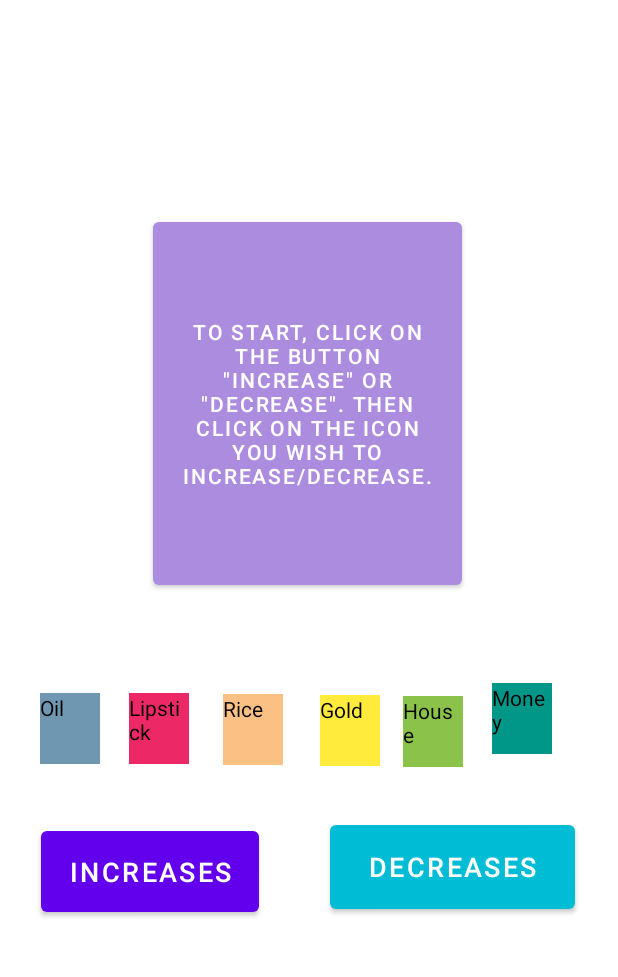
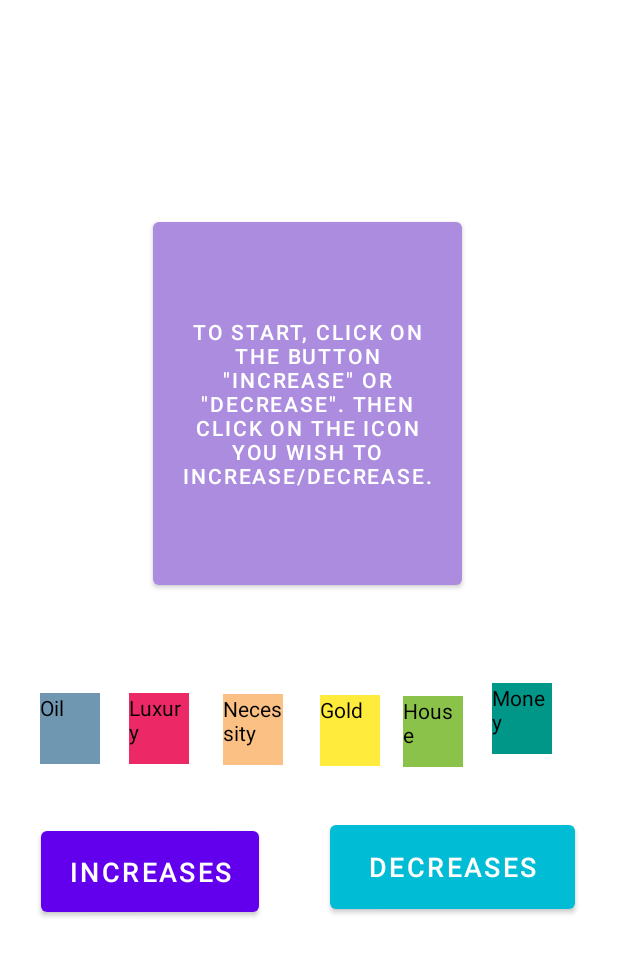
Before and after one commit to KayTi0304/SimulationMarket, an Android app: the screen it shows after launch (MainActivity), after a tap on "INCREASES", on a phone screen of 412 x 824 dp, the part 187-1164 px from its top. Run offline under Robolectric (Android 15) with nearby library versions, the phone set to English and light mode, and no system bars.

Commit message:
Third commit of project. Changed some minor errors.

```diff
--- a/app/src/main/java/com/example/simulationmarket/MainActivity.java
+++ b/app/src/main/java/com/example/simulationmarket/MainActivity.java
@@ -229,7 +229,7 @@ public class MainActivity extends AppCompatActivity {
                     @Override
                     public void onClick(View v) {
 
-                        String temp4 = "When RICE increases, it means economy is decreasing, because even necessities are expensive. " +
+                        String temp4 = "When necessity (rice) increases, it means economy is decreasing, because even necessities are expensive. " +
                                 "Money value decreases, gold value will rise.";
                         despButton1.setText(temp4);
                         despButton1.setVisibility(View.VISIBLE);
@@ -470,7 +470,7 @@ public class MainActivity extends AppCompatActivity {
                     @Override
                     public void onClick(View v) {
 
-                        String temp10 = "When RICE decreases, it means economy is increasing, because necessities are cheaper. " +
+                        String temp10 = "When necessity (rice) decreases, it means economy is increasing, because necessities are cheaper. " +
                                 "Money value increases, gold value will drop.";
                         despButton1.setText(temp10);
                         despButton1.setVisibility(View.VISIBLE);
--- a/app/src/main/res/layout/activity_main.xml
+++ b/app/src/main/res/layout/activity_main.xml
@@ -63,7 +63,7 @@
         android:layout_height="47dp"
         android:background="#FAC084"
         android:shadowColor="#00FFFFFF"
-        android:text="Rice"
+        android:text="Necessity"
         android:textColor="#000000"
         android:textColorHighlight="#00FFFFFF"
         android:textColorHint="#610404"
@@ -117,7 +117,7 @@
         android:layout_height="47dp"
         android:background="#ED2867"
         android:shadowColor="#00FFFFFF"
-        android:text="Lipstick"
+        android:text="Luxury"
         android:textColor="#000000"
         android:textColorHighlight="#00FFFFFF"
         android:textColorHint="#610404"
```
